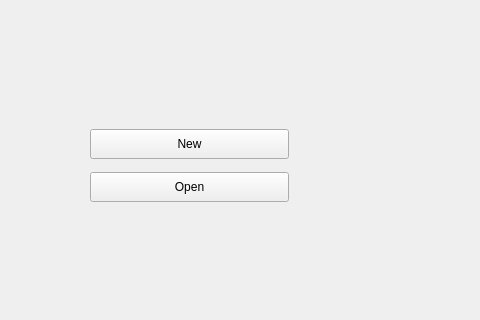
stephen-soul/Task, file Checklist/mainwindow.ui: the form before one commit; both pictures show x 0 to 480 and y 180 to 500 of the 600 by 500 pixel window.
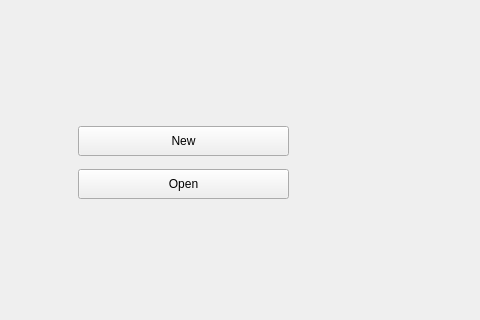
The form after the commit. Icons and pictures are not drawn.

Commit message: File dialog works for saving. Working on loading

```diff
--- a/Checklist/mainwindow.ui
+++ b/Checklist/mainwindow.ui
@@ -30,9 +30,9 @@
      <widget class="QPushButton" name="loadPushButton">
       <property name="geometry">
        <rect>
-        <x>90</x>
-        <y>343</y>
-        <width>199</width>
+        <x>78</x>
+        <y>340</y>
+        <width>211</width>
         <height>30</height>
        </rect>
       </property>
@@ -46,9 +46,9 @@
      <widget class="QPushButton" name="newPushButton">
       <property name="geometry">
        <rect>
-        <x>90</x>
-        <y>300</y>
-        <width>199</width>
+        <x>78</x>
+        <y>297</y>
+        <width>211</width>
         <height>30</height>
        </rect>
       </property>
```
Left out of the diff: 2 changed lines with no effect on the pictures. The commit also changes 5 other files.
